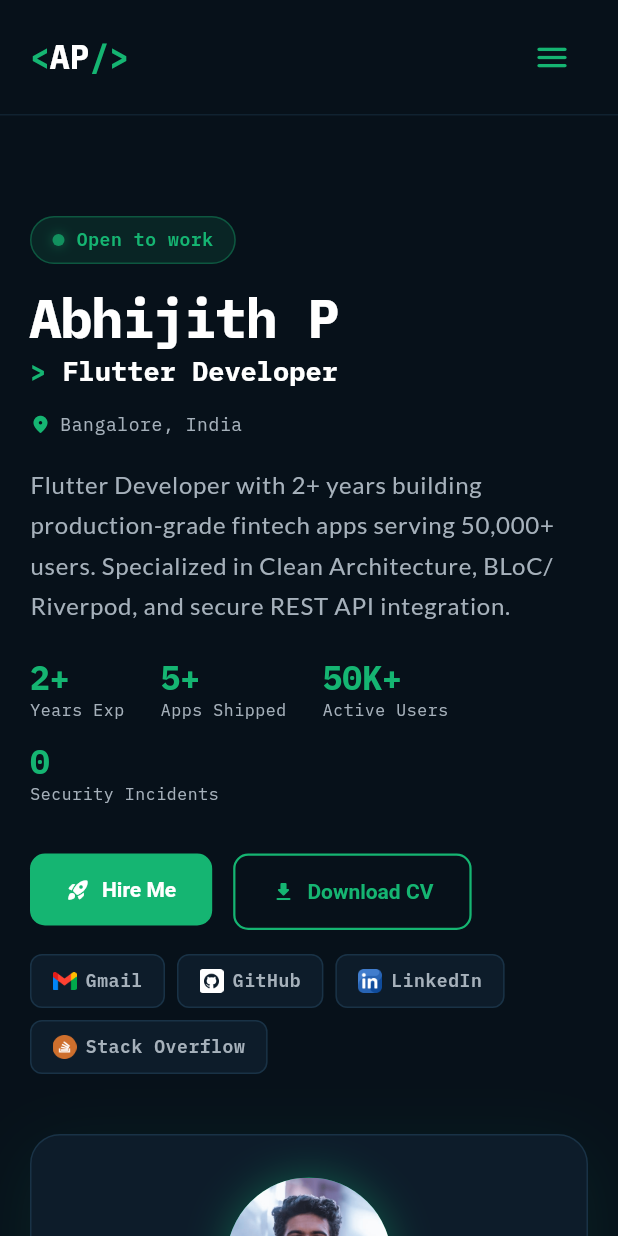
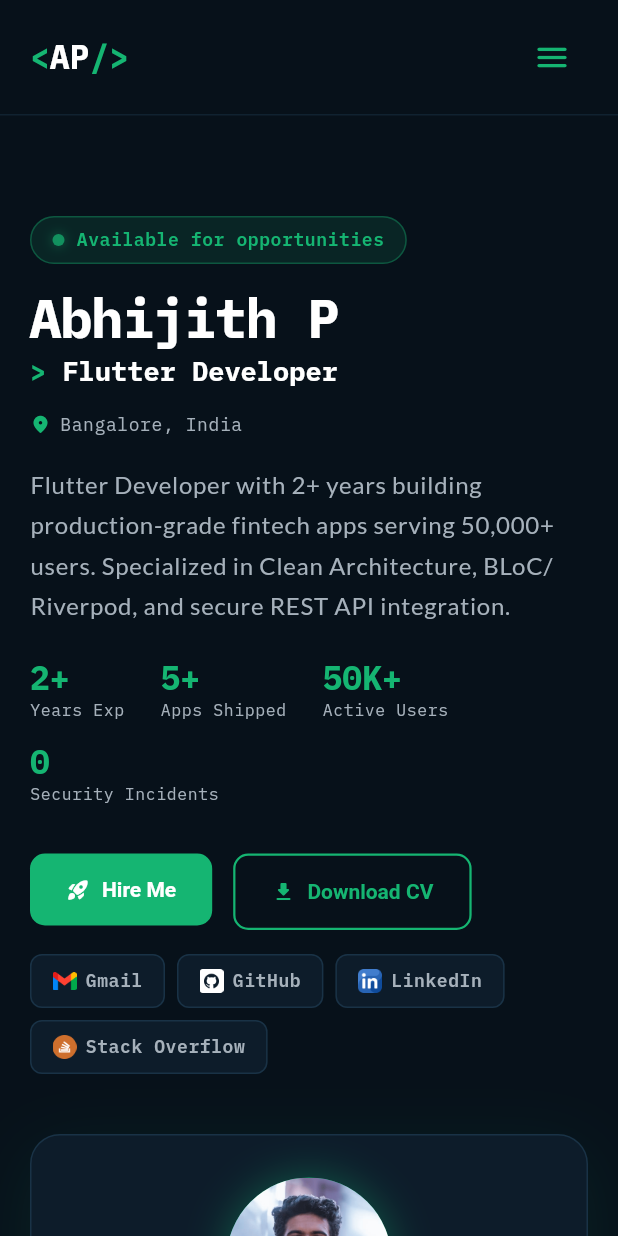
Before and after one commit to abhijithp65/abhijithp65.github.io, a Flutter app: the screen it shows after launch, on a phone screen of 412 x 824 dp. Run offline on Flutter 3.47's test engine with Material 3 defaults, Android fonts, the phone set to English and light mode, and no system bars; drawn by our look-alikes of animated_text_kit, flutter_animate, toastification; our stand-ins replace flutter_riverpod, google_fonts, responsive_framework, visibility_detector; network calls fail.

Commit message:
cicd_test

```diff
--- a/lib/core/constants/strings.dart
+++ b/lib/core/constants/strings.dart
@@ -15,7 +15,7 @@ class StringConst {
 
   // Hero
   static const String FIRST_NAME = "Abhijith P";
-  static const String INTRO = "Open to work";
+  static const String INTRO = "Available for opportunities";
   static const String POSITION = "Flutter Developer";
   static const String LOCATION = "Bangalore, India";
   static const String ABOUT_DEV =
```
